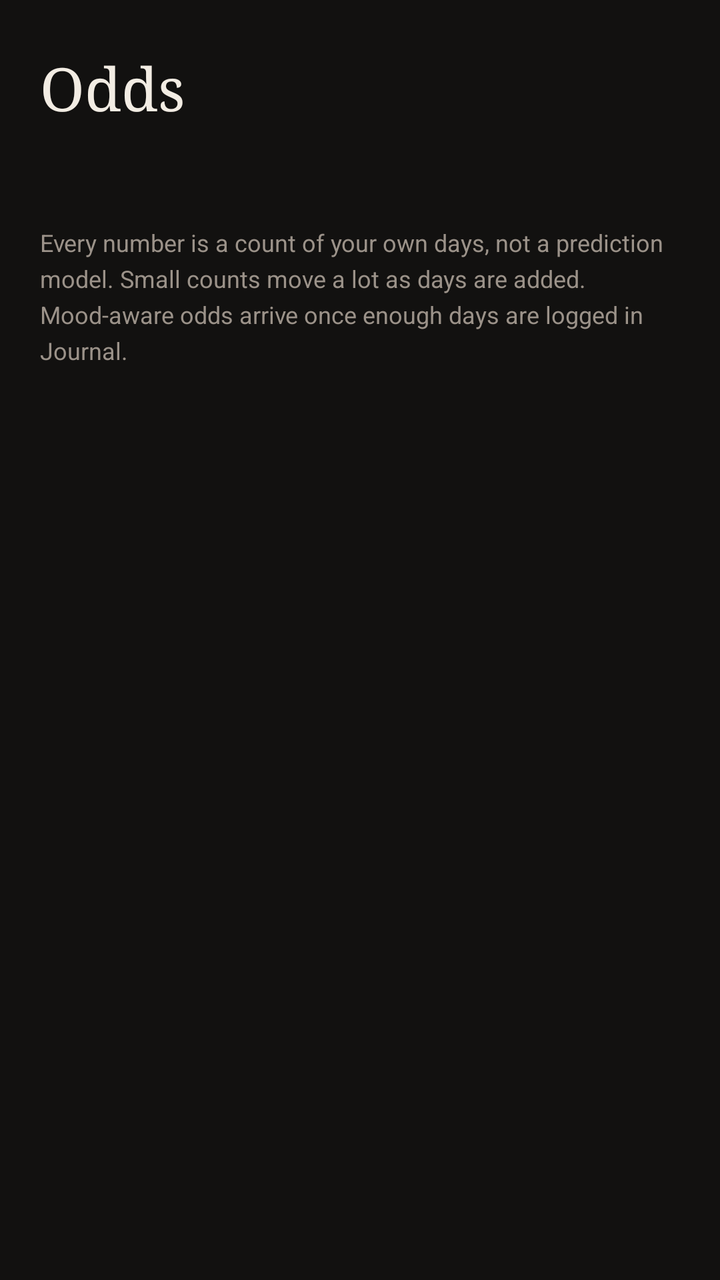
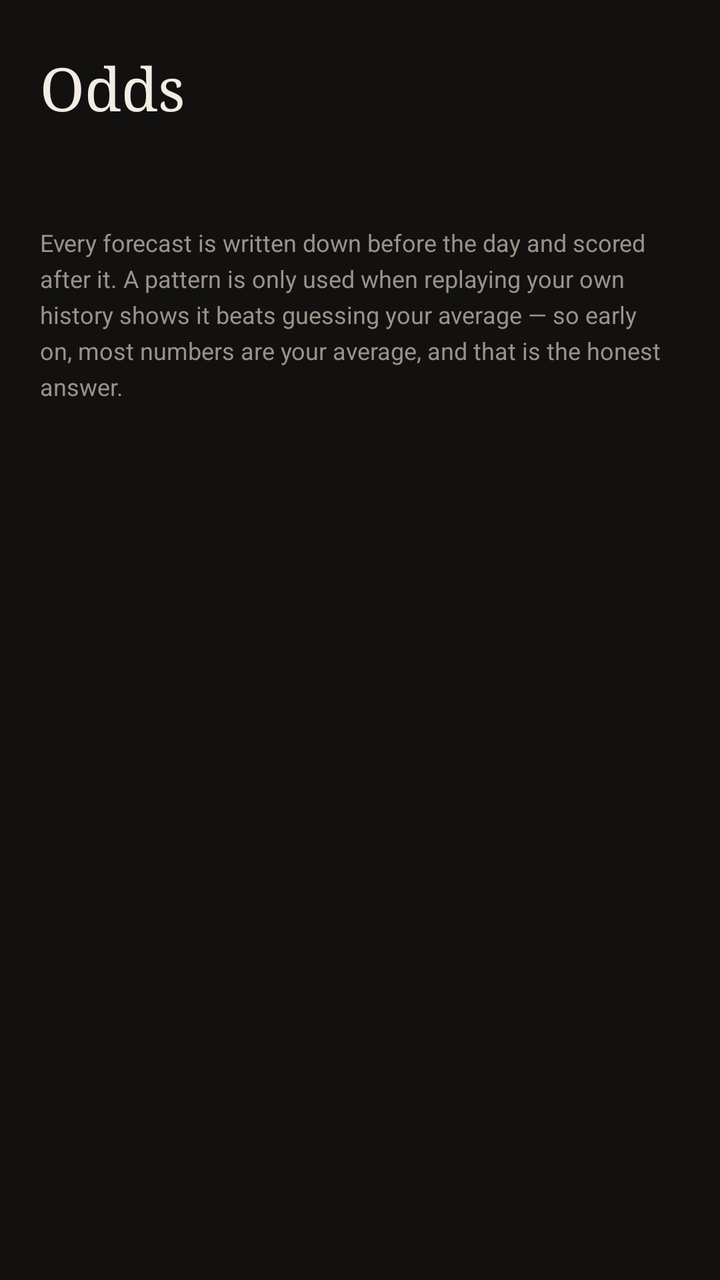

The first picture is an Android layout as it rendered before a commit; the second is the same layout after the commit. The layout source and the unified diff follow.
<!-- AndroidManifest.xml: application theme Theme.Planj -->
<!-- res/layout/tab_odds.xml -->
<?xml version="1.0" encoding="utf-8"?>
<ScrollView xmlns:android="http://schemas.android.com/apk/res/android"
    android:layout_width="match_parent"
    android:layout_height="match_parent"
    android:fillViewport="true"
    android:scrollbars="none">

    <LinearLayout
        android:layout_width="match_parent"
        android:layout_height="wrap_content"
        android:orientation="vertical"
        android:paddingHorizontal="20dp"
        android:paddingTop="24dp"
        android:paddingBottom="24dp">

        <TextView
            android:layout_width="wrap_content"
            android:layout_height="wrap_content"
            android:fontFamily="serif"
            android:text="Odds"
            android:textColor="@color/text"
            android:textSize="30sp" />

        <TextView
            android:id="@+id/odds_summary"
            android:layout_width="match_parent"
            android:layout_height="wrap_content"
            android:layout_marginTop="4dp"
            android:lineSpacingExtra="3dp"
            android:textColor="@color/muted"
            android:textSize="13sp" />

        <LinearLayout
            android:id="@+id/odds_list"
            android:layout_width="match_parent"
            android:layout_height="wrap_content"
            android:layout_marginTop="8dp"
            android:orientation="vertical" />

        <TextView
            android:layout_width="match_parent"
            android:layout_height="wrap_content"
            android:layout_marginTop="20dp"
            android:lineSpacingExtra="4dp"
            android:text="Every number is a count of your own days, not a prediction model. Small counts move a lot as days are added. Mood-aware odds arrive once enough days are logged in Journal."
            android:textColor="@color/muted"
            android:textSize="12sp" />
    </LinearLayout>
</ScrollView>
<!-- resources referenced by this layout -->
<resources>
  <color name="muted">#9B9289</color>
  <color name="text">#F2ECE3</color>
  <style name="Theme.Planj" parent="@android:style/Theme.Material.NoActionBar">
          <item name="android:windowBackground">@color/bg</item>
          <item name="android:colorAccent">@color/accent</item>
          <item name="android:statusBarColor">@color/bg</item>
          <item name="android:navigationBarColor">@color/bg</item>
          <item name="android:textColorPrimary">@color/text</item>
          <item name="android:textColorSecondary">@color/muted</item>
          <item name="android:textColorHint">@color/muted</item>
      </style>
  <color name="bg">#121110</color>
  <color name="accent">#D97757</color>
</resources>

<!-- the commit's change to res/layout/tab_odds.xml (unified diff, before → after) -->
@@ -42,7 +42,7 @@
             android:layout_height="wrap_content"
             android:layout_marginTop="20dp"
             android:lineSpacingExtra="4dp"
-            android:text="Every number is a count of your own days, not a prediction model. Small counts move a lot as days are added. Mood-aware odds arrive once enough days are logged in Journal."
+            android:text="Every forecast is written down before the day and scored after it. A pattern is only used when replaying your own history shows it beats guessing your average — so early on, most numbers are your average, and that is the honest answer."
             android:textColor="@color/muted"
             android:textSize="12sp" />
     </LinearLayout>
